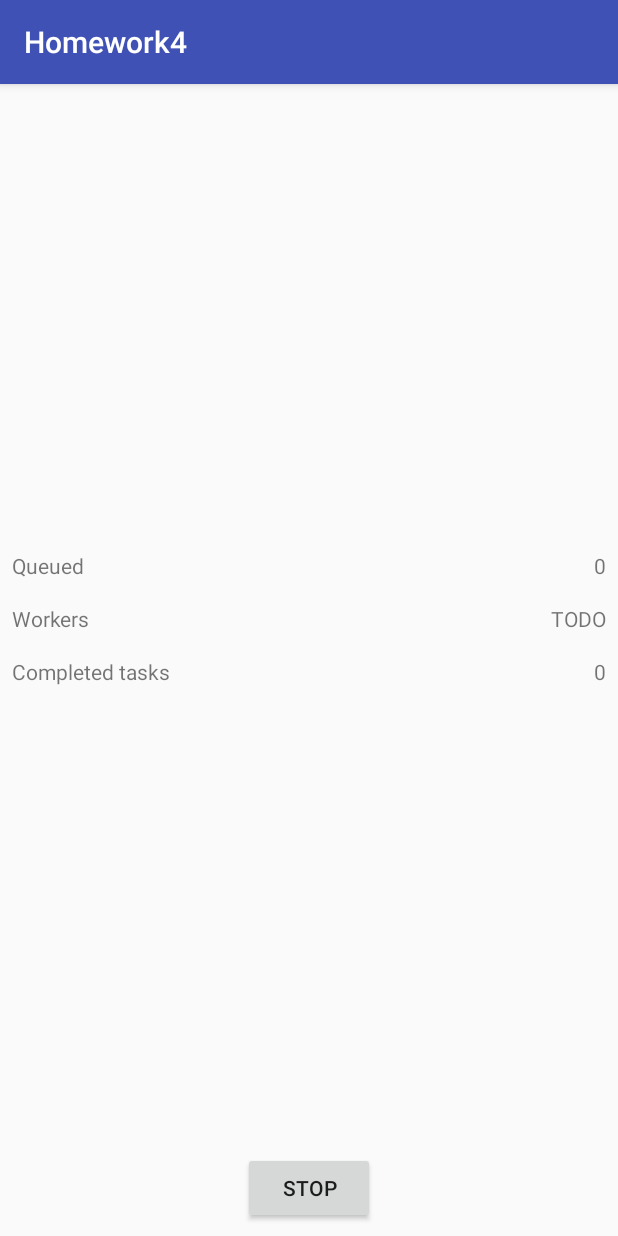
After one commit to joel0/cpre388, an Android app: the RunActivity screen opened directly, with no data from a screen before it, on a phone screen of 412 x 824 dp. The commit adds this screen. Run offline under Robolectric (Android 15) with nearby library versions, the phone set to English and light mode, and no system bars.

Commit message:
Run activity and read preferences

```diff
--- a/Homework4/app/src/main/AndroidManifest.xml
+++ b/Homework4/app/src/main/AndroidManifest.xml
@@ -18,6 +18,8 @@
         </activity>
         <activity android:name=".SettingsActivity">
         </activity>
+        <activity android:name=".RunActivity">
+        </activity>
     </application>
 
 </manifest>
--- a/Homework4/app/src/main/java/cpre388/jmay/homework4/MainActivity.java
+++ b/Homework4/app/src/main/java/cpre388/jmay/homework4/MainActivity.java
@@ -21,4 +21,9 @@ public class MainActivity extends AppCompatActivity {
         Intent i = new Intent(this, SettingsActivity.class);
         startActivity(i);
     }
+
+    public void runButtonClick(View v) {
+        Intent i = new Intent(this, RunActivity.class);
+        startActivity(i);
+    }
 }
--- /dev/null
+++ b/Homework4/app/src/main/java/cpre388/jmay/homework4/RunActivity.java
@@ -0,0 +1,60 @@
+package cpre388.jmay.homework4;
+
+import android.content.SharedPreferences;
+import android.preference.PreferenceManager;
+import android.support.annotation.IntegerRes;
+import android.support.v7.app.AppCompatActivity;
+import android.os.Bundle;
+import android.widget.TextView;
+
+import org.w3c.dom.Text;
+
+import java.util.concurrent.BlockingQueue;
+import java.util.concurrent.LinkedBlockingQueue;
+import java.util.concurrent.TimeUnit;
+
+public class RunActivity extends AppCompatActivity {
+    private int mInitPoolSize;
+    private int mMaxPoolSize;
+    private int mKeepAlive;
+    private TimeUnit mKeepAliveTimeUnit;
+    private int mTotalTasks;
+
+    private int mCompletedTasks = 0;
+    private BlockingQueue<Runnable> mRunnableQueue = new LinkedBlockingQueue<>();
+
+    private TextView mQueueSizeTextView;
+    private TextView mWorkerCountTextView;
+    private TextView mCompleteCountTextView;
+
+    @Override
+    protected void onCreate(Bundle savedInstanceState) {
+        super.onCreate(savedInstanceState);
+        setContentView(R.layout.activity_run);
+
+        mQueueSizeTextView = (TextView) findViewById(R.id.queue_size);
+        mWorkerCountTextView = (TextView) findViewById(R.id.worker_count);
+        mCompleteCountTextView = (TextView) findViewById(R.id.complete_count);
+
+        SharedPreferences sharedPreferences = PreferenceManager.getDefaultSharedPreferences(this);
+        mInitPoolSize = Integer.getInteger(
+                sharedPreferences.getString(SettingsActivity.KEY_INITIAL_POOL_SIZE, null), 5);
+        mMaxPoolSize = Integer.getInteger(
+                sharedPreferences.getString(SettingsActivity.KEY_MAX_POOL_SIZE, null), 5);
+        mKeepAlive = Integer.getInteger(
+                sharedPreferences.getString(SettingsActivity.KEY_KEEPALIVE, null), 1);
+        mKeepAliveTimeUnit = TimeUnit.valueOf(
+                sharedPreferences.getString(SettingsActivity.KEY_KEEPALIVE_TIMEUNIT, "Seconds")
+                    .toUpperCase());
+        mTotalTasks = Integer.getInteger(
+                sharedPreferences.getString(SettingsActivity.KEY_NUM_TASKS, null), 200);
+
+        updateUI();
+    }
+
+    private void updateUI() {
+        mQueueSizeTextView.setText(Integer.toString(mRunnableQueue.size()));
+        mWorkerCountTextView.setText("TODO");
+        mCompleteCountTextView.setText(Integer.toString(mCompletedTasks));
+    }
+}
--- a/Homework4/app/src/main/java/cpre388/jmay/homework4/SettingsActivity.java
+++ b/Homework4/app/src/main/java/cpre388/jmay/homework4/SettingsActivity.java
@@ -6,6 +6,11 @@ import android.support.v7.app.AppCompatActivity;
 import android.os.Bundle;
 
 public class SettingsActivity extends AppCompatActivity {
+    public static final String KEY_INITIAL_POOL_SIZE = "pref_init_pool_size";
+    public static final String KEY_MAX_POOL_SIZE = "pref_max_pool_size";
+    public static final String KEY_KEEPALIVE = "pref_keepalive";
+    public static final String KEY_KEEPALIVE_TIMEUNIT = "pref_timeunit";
+    public static final String KEY_NUM_TASKS = "pref_num_tasks";
 
     @Override
     protected void onCreate(Bundle savedInstanceState) {
--- a/Homework4/app/src/main/res/layout/activity_main.xml
+++ b/Homework4/app/src/main/res/layout/activity_main.xml
@@ -23,6 +23,7 @@
         android:id="@+id/start_button"
         android:layout_width="wrap_content"
         android:layout_height="wrap_content"
+        android:onClick="runButtonClick"
         android:text="@string/execute"
         app:layout_constraintTop_toBottomOf="@id/pref_button"
         app:layout_constraintLeft_toLeftOf="parent"
--- /dev/null
+++ b/Homework4/app/src/main/res/layout/activity_run.xml
@@ -0,0 +1,89 @@
+<?xml version="1.0" encoding="utf-8"?>
+<android.support.constraint.ConstraintLayout
+    xmlns:android="http://schemas.android.com/apk/res/android"
+    xmlns:app="http://schemas.android.com/apk/res-auto"
+    xmlns:tools="http://schemas.android.com/tools"
+    android:layout_width="match_parent"
+    android:layout_height="match_parent"
+    tools:context="cpre388.jmay.homework4.RunActivity"
+    tools:layout_editor_absoluteY="81dp"
+    tools:layout_editor_absoluteX="0dp">
+
+    <TextView
+        android:id="@+id/queue_size_title"
+        android:layout_width="wrap_content"
+        android:layout_height="wrap_content"
+        android:text="@string/queue_size"
+        app:layout_constraintTop_toTopOf="parent"
+        app:layout_constraintBottom_toTopOf="@+id/worker_count_title"
+        app:layout_constraintVertical_chainStyle="packed"
+        android:layout_margin="8dp"
+        android:layout_marginLeft="8dp"
+        app:layout_constraintLeft_toLeftOf="parent"/>
+
+    <TextView
+        android:id="@+id/worker_count_title"
+        android:layout_width="wrap_content"
+        android:layout_height="wrap_content"
+        android:text="@string/worker_count"
+        app:layout_constraintTop_toBottomOf="@id/queue_size_title"
+        app:layout_constraintBottom_toTopOf="@+id/complete_count_title"
+        android:layout_margin="8dp"
+        android:layout_marginLeft="8dp"
+        app:layout_constraintLeft_toLeftOf="parent"/>
+
+    <TextView
+        android:id="@+id/complete_count_title"
+        android:layout_width="wrap_content"
+        android:layout_height="wrap_content"
+        android:text="@string/complete_count"
+        app:layout_constraintTop_toBottomOf="@id/worker_count_title"
+        app:layout_constraintBottom_toTopOf="@+id/button"
+        android:layout_margin="8dp"
+        android:layout_marginLeft="8dp"
+        app:layout_constraintLeft_toLeftOf="parent"/>
+
+    <Button
+        android:id="@+id/button"
+        android:layout_width="wrap_content"
+        android:layout_height="wrap_content"
+        android:text="@string/stop"
+        android:layout_marginLeft="8dp"
+        app:layout_constraintLeft_toLeftOf="parent"
+        android:layout_marginRight="8dp"
+        app:layout_constraintRight_toRightOf="parent"
+        app:layout_constraintBottom_toBottomOf="parent"
+        android:layout_marginBottom="8dp"
+        android:layout_marginStart="8dp"
+        android:layout_marginEnd="8dp"/>
+
+    <TextView
+        android:id="@+id/queue_size"
+        android:layout_width="wrap_content"
+        android:layout_height="wrap_content"
+        tools:text="180"
+        android:layout_marginRight="8dp"
+        app:layout_constraintRight_toRightOf="parent"
+        app:layout_constraintTop_toTopOf="@+id/queue_size_title"
+        android:layout_marginTop="0dp"/>
+
+    <TextView
+        android:id="@+id/worker_count"
+        android:layout_width="wrap_content"
+        android:layout_height="wrap_content"
+        tools:text="8/10"
+        app:layout_constraintTop_toTopOf="@+id/worker_count_title"
+        android:layout_marginTop="0dp"
+        android:layout_marginRight="8dp"
+        app:layout_constraintRight_toRightOf="parent"/>
+
+    <TextView
+        android:id="@+id/complete_count"
+        android:layout_width="wrap_content"
+        android:layout_height="wrap_content"
+        tools:text="12"
+        app:layout_constraintTop_toTopOf="@+id/complete_count_title"
+        android:layout_marginTop="0dp"
+        android:layout_marginRight="8dp"
+        app:layout_constraintRight_toRightOf="parent"/>
+</android.support.constraint.ConstraintLayout>
--- a/Homework4/app/src/main/res/values/arrays.xml
+++ b/Homework4/app/src/main/res/values/arrays.xml
@@ -26,8 +26,4 @@
         <item>Seconds</item>
         <item>Milliseconds</item>
     </string-array>
-    <string-array name="timeUnitsValues">
-        <item>3</item>
-        <item>2</item>
-    </string-array>
 </resources>
--- a/Homework4/app/src/main/res/values/strings.xml
+++ b/Homework4/app/src/main/res/values/strings.xml
@@ -16,4 +16,8 @@
     <string name="pool_title">Pool Size</string>
     <string name="timeout_title">Thread Keepalive</string>
     <string name="num_tasks_title">Number of Tasks</string>
+    <string name="queue_size">Queued</string>
+    <string name="worker_count">Workers</string>
+    <string name="complete_count">Completed tasks</string>
+    <string name="default_timeunit">Seconds</string>
 </resources>
--- a/Homework4/app/src/main/res/xml/preferences.xml
+++ b/Homework4/app/src/main/res/xml/preferences.xml
@@ -35,9 +35,9 @@
             android:title="@string/timeunit"
             android:summary="@string/timeunit_desc"
             android:dialogTitle="@string/timeunit_desc"
-            android:defaultValue="3"
+            android:defaultValue="@string/default_timeunit"
             android:entries="@array/timeUnits"
-            android:entryValues="@array/timeUnitsValues" />
+            android:entryValues="@array/timeUnits" />
     </PreferenceCategory>
 
     <PreferenceCategory
```
